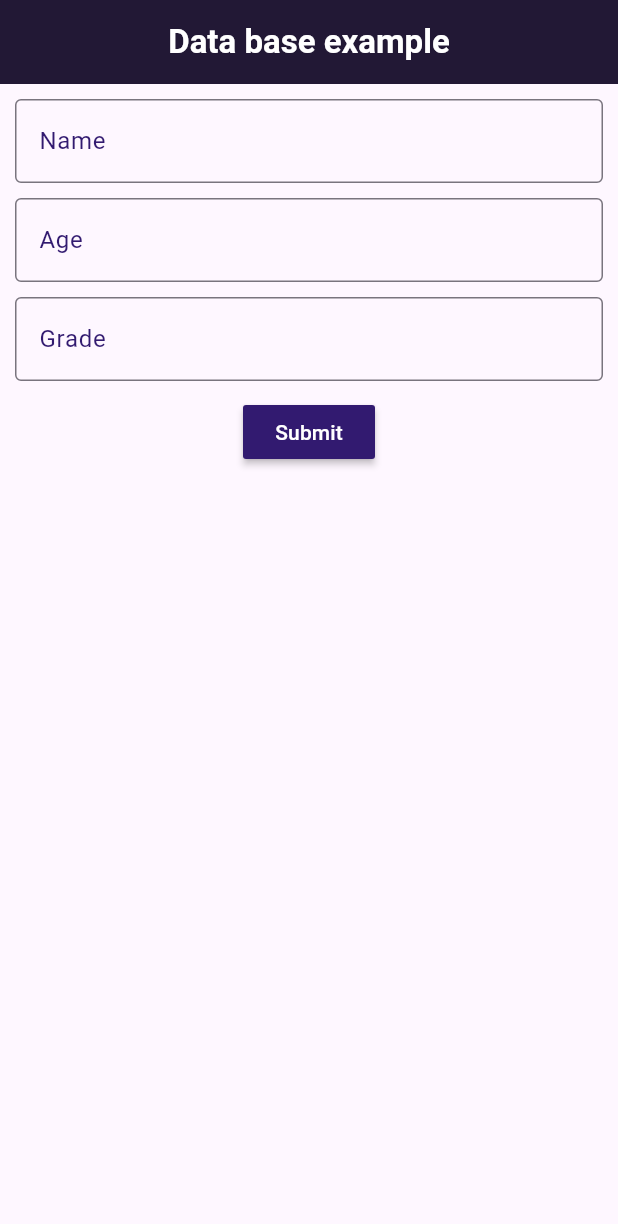
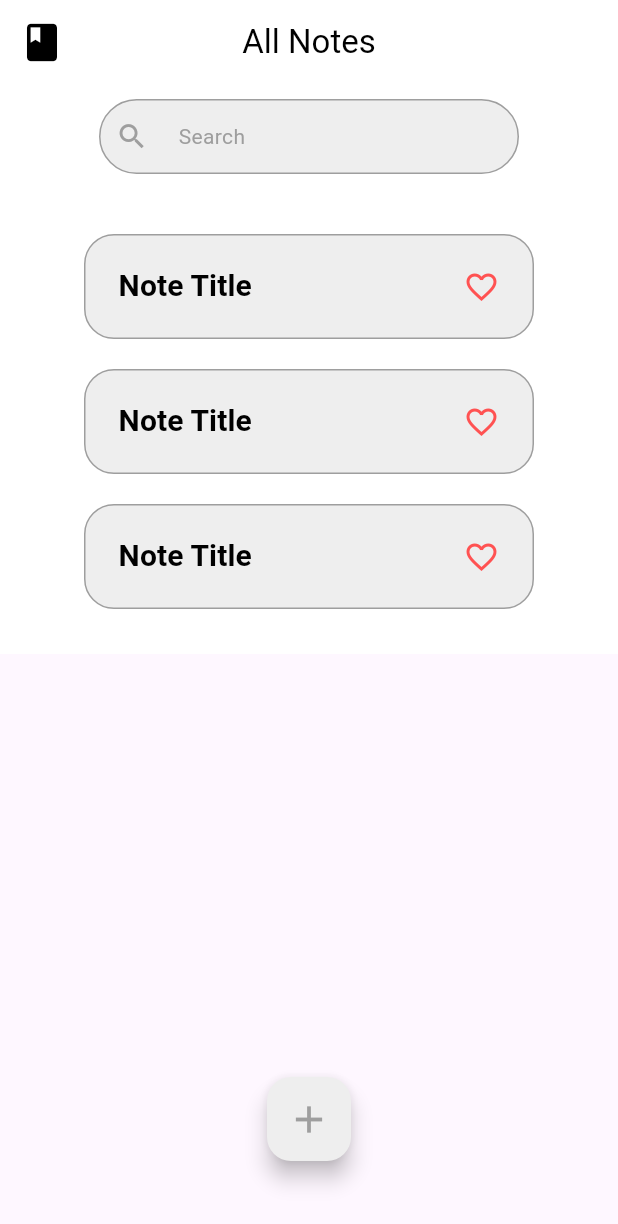
Before and after one commit to YoussefElAkkad/MobileAppDevelopment, a Flutter app: the screen it shows after launch, on a phone screen of 412 x 824 dp. Shown: the top 1224 px of the screen. Run offline on Flutter 3.47's test engine with Material 3 defaults, Android fonts, the phone set to English and light mode, and no system bars.

Commit message:
Session11_final_code

```diff
--- /dev/null
+++ b/lib/all_notes.dart
@@ -0,0 +1,131 @@
+import 'package:flutter/material.dart';
+
+class Notes extends StatefulWidget {
+  const Notes({super.key});
+
+  @override
+  State<Notes> createState() => NotesState();
+}
+
+class NotesState extends State<Notes> {
+  List<bool> isFavourite = [];
+
+  @override
+  Widget build(BuildContext context) {
+    return Scaffold(
+      appBar: AppBar(
+        centerTitle: true,
+        elevation: 0,
+        backgroundColor: Colors.white,
+        leading: const Icon(
+          Icons.book,
+          color: Colors.black,
+          size: 30,
+        ),
+        title: const Text(
+          "All Notes",
+          style: TextStyle(color: Colors.black),
+        ),
+      ),
+      body: SingleChildScrollView(
+        child: Container(
+          width: double.infinity,
+          padding: const EdgeInsets.all(10),
+          color: Colors.white,
+          child: Column(
+            crossAxisAlignment: CrossAxisAlignment.center,
+            children: [
+              Container(
+                padding: const EdgeInsets.all(10),
+                width: 280,
+                height: 50,
+                decoration: BoxDecoration(
+                  color: Colors.grey[200],
+                  borderRadius: BorderRadius.circular(50),
+                  border: Border.all(color: Colors.grey),
+                ),
+                child: const Row(
+                  children: [
+                    Icon(Icons.search, size: 22, color: Colors.grey),
+                    SizedBox(width: 20),
+                    Text("Search", style: TextStyle(color: Colors.grey)),
+                  ],
+                ),
+              ),
+              const SizedBox(
+                height: 40,
+              ),
+              ListView.builder(
+                  shrinkWrap: true,
+                  physics: const NeverScrollableScrollPhysics(),
+                  itemCount: 3,
+                  itemBuilder: (context, index) {
+                    isFavourite.add(false);
+                    return noteItem(index);
+                  }),
+            ],
+          ),
+        ),
+      ),
+      floatingActionButtonLocation: FloatingActionButtonLocation.centerDocked,
+      floatingActionButton: Padding(
+        padding: const EdgeInsets.all(50.0),
+        child: FloatingActionButton(
+          onPressed: () {},
+          backgroundColor: Colors.grey[200],
+          child: const Icon(
+            Icons.add,
+            color: Colors.grey,
+            size: 30,
+          ),
+        ),
+      ),
+    );
+  }
+
+  Widget noteItem(int index) {
+    return Column(
+      children: [
+        Container(
+          width: 300,
+          height: 70,
+          padding: const EdgeInsets.all(10),
+          decoration: BoxDecoration(
+            color: Colors.grey[200],
+            borderRadius: BorderRadius.circular(20),
+            border: Border.all(color: Colors.grey),
+          ),
+          child: Row(
+            mainAxisAlignment: MainAxisAlignment.spaceBetween,
+            children: [
+              TextButton(
+                onPressed: () {},
+                child: const Text(
+                  "Note Title",
+                  style: TextStyle(
+                      color: Colors.black,
+                      fontSize: 20,
+                      fontWeight: FontWeight.bold),
+                ),
+              ),
+              IconButton(
+                onPressed: () {
+                  setState(() {
+                    isFavourite[index] = !isFavourite[index];
+                  });
+                },
+                icon: Icon(
+                  isFavourite[index] ? Icons.favorite : Icons.favorite_border,
+                  color: Colors.redAccent,
+                ),
+              )
+            ],
+          ),
+        ),
+        const SizedBox(
+          height: 20,
+        )
+      ],
+    );
+  }
+}
--- a/lib/main.dart
+++ b/lib/main.dart
@@ -1,18 +1,20 @@
 import 'package:flutter/material.dart';
-import 'to_do_stateful.dart';
+import 'new_note.dart';
+import 'all_notes.dart';
 
-void main() => runApp(const MyApp());
+void main() {
+  runApp(const MainApp());
+}
 
-class MyApp extends StatelessWidget {
-  const MyApp({super.key});
-  // This widget is the root of your application.
-  //test test
-  //test test
+class MainApp extends StatelessWidget {
+  const MainApp({super.key});
+
   @override
   Widget build(BuildContext context) {
-    return MaterialApp(
+    return const MaterialApp(
+      home: Notes(),
+      //home: NewNote(),
       debugShowCheckedModeBanner: false,
-      home: NewFile(),
     );
   }
 }
--- a/lib/to_do_stateful.dart
+++ /dev/null
@@ -1,171 +0,0 @@
-import 'package:flutter/material.dart';
-import 'package:sqflite/sqflite.dart';
-
-class NewFile extends StatefulWidget {
-  const NewFile({super.key});
-
-  @override
-  State<NewFile> createState() => _NewFileState();
-}
-
-class _NewFileState extends State<NewFile> {
-  Database? dataBase;
-  TextEditingController name = TextEditingController();
-  TextEditingController age = TextEditingController();
-  TextEditingController grade = TextEditingController();
-  late List<Map> studentsData = [];
-
-  @override
-  void initState() {
-    // TODO: implement initState
-    super.initState();
-    createDatabase();
-  }
-
-  @override
-  Widget build(BuildContext context) {
-    return Scaffold(
-      appBar: AppBar(
-        centerTitle: true,
-        backgroundColor: const Color(0xff0140a28),
-        title: const Text("Data base example",
-            style: TextStyle(color: Colors.white, fontWeight: FontWeight.bold)),
-      ),
-      body: SingleChildScrollView(
-        child: Container(
-          width: double.infinity,
-          padding: const EdgeInsets.all(10),
-          child: Column(
-            children: [
-              TextFormField(
-                controller: name,
-                decoration: const InputDecoration(
-                  border: OutlineInputBorder(),
-                  focusedBorder: OutlineInputBorder(
-                      borderSide: BorderSide(color: Color(0xff321a70))),
-                  labelText: "Name",
-                  labelStyle: TextStyle(color: Color(0xff321a70)),
-                ),
-              ),
-              const SizedBox(
-                height: 10,
-              ),
-              TextFormField(
-                controller: age,
-                decoration: const InputDecoration(
-                  border: OutlineInputBorder(),
-                  focusedBorder: OutlineInputBorder(
-                      borderSide: BorderSide(color: Color(0xff321a70))),
-                  labelText: "Age",
-                  labelStyle: TextStyle(color: Color(0xff321a70)),
-                ),
-              ),
-              const SizedBox(
-                height: 10,
-              ),
-              TextFormField(
-                controller: grade,
-                decoration: const InputDecoration(
-                  border: OutlineInputBorder(),
-                  focusedBorder: OutlineInputBorder(
-                      borderSide: BorderSide(color: Color(0xff321a70))),
-                  labelText: "Grade",
-                  labelStyle: TextStyle(color: Color(0xff321a70)),
-                ),
-              ),
-              const SizedBox(
-                height: 10,
-              ),
-              MaterialButton(
-                onPressed: () async {
-                  if (name.text.isEmpty ||
-                      age.text.isEmpty ||
-                      grade.text.isEmpty) {
-                    print("Empty field");
-                  } else {
-                    await insertToDatabase(
-                        name: name.text,
-                        age: int.parse(age.text),
-                        grade: grade.text);
-                    studentsData = await getDataFromDataBase();
-                    setState(() {
-                      name.clear();
-                      age.clear();
-                      grade.clear();
-                    });
-                  }
-                },
-                color: const Color(0xff321a70),
-                textColor: Colors.white,
-                child: const Text('Submit'),
-              ),
-              const SizedBox(
-                height: 20,
-              ),
-              ListView.builder(
-                  padding: const EdgeInsets.all(8),
-                  physics: const NeverScrollableScrollPhysics(),
-                  shrinkWrap: true,
-                  itemCount: studentsData.length,
-                  itemBuilder: (context, index) {
-                    return Column(
-                      children: [
-                        Text(studentsData[index]["name"]),
-                        const SizedBox(
-                          height: 20,
-                        ),
-                        Text(studentsData[index]["age"].toString()),
-                        const SizedBox(
-                          height: 20,
-                        ),
-                        Text(studentsData[index]["grade"]),
-                      ],
-                    );
-                  }),
-            ],
-          ),
-        ),
-      ),
-    );
-  }
-
-  void createDatabase() async {
-    dataBase = await openDatabase(
-      "students.db",
-      version: 1,
-      onCreate: (database, version) async {
-        print("database created");
-        await database.execute(
-            'CREATE TABLE students (id INTEGER PRIMARY KEY,name TEXT,age INTEGER,grade TEXT)');
-      },
-    );
-    if (dataBase == null) {
-      throw Exception('Failed to open database.');
-    }
-  }
-
-  Future insertToDatabase({
-    required String name,
-    required int age,
-    required String grade,
-  }) async {
-    try {
-      await dataBase?.transaction(
-        (txn) {
-          print("Insert");
-          return txn.execute(
-            'INSERT INTO students(name,age,grade) VALUES("$name","$age","$grade")',
-          );
-        },
-      );
-    } catch (error) {
-      print("error in insert is $error");
-    }
-  }
-
-  Future<List<Map>> getDataFromDataBase() async {
-    studentsData = await dataBase!.query('students');
-    print(studentsData);
-    return studentsData;
-  }
-}
```
Also changed, not shown: lib/To_do_list.dart (deleted, +0 -238 lines), lib/new_note.dart (added, +105 -0 lines), 1 other file.
